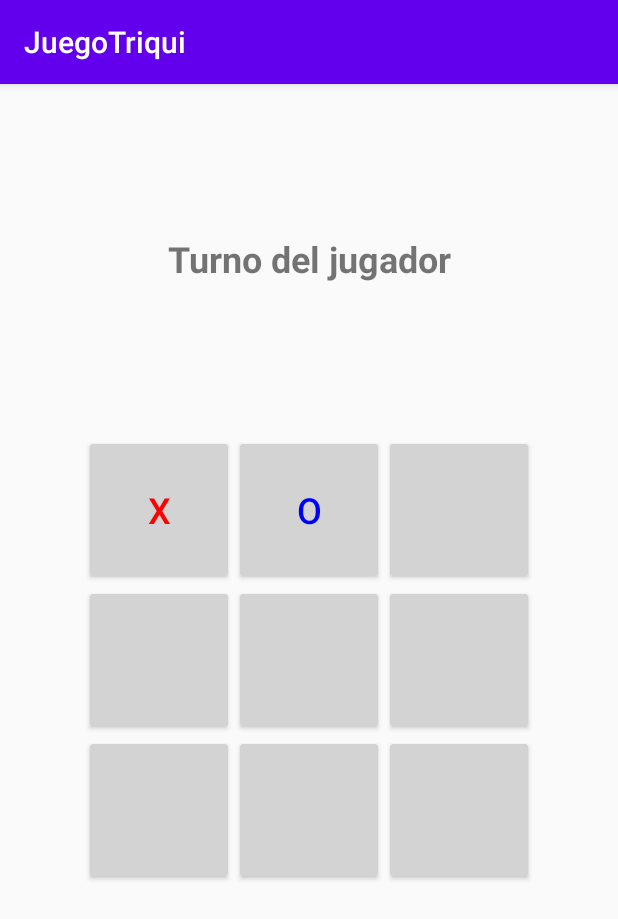
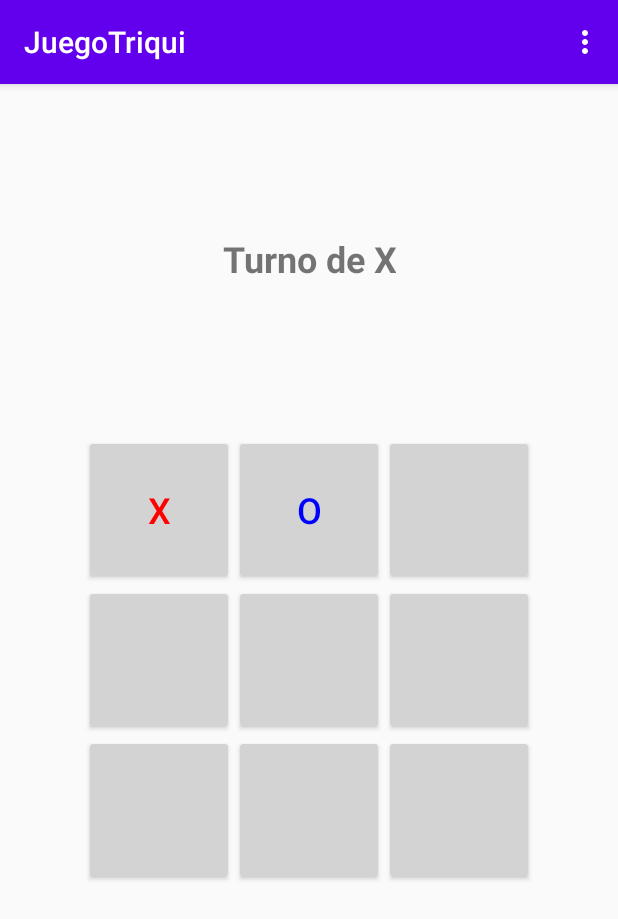
Before and after one commit to JnerdQ/dadm, an Android app built with Jetpack Compose: the screen it shows after launch (MainActivity), after a tap on an icon or button, on a phone screen of 412 x 824 dp. Shown: the top 919 px of the screen. Run offline under Robolectric (Android 15) with nearby library versions, the phone set to English and light mode, and no system bars.

Commit message:
game menu TicTacToeGame

```diff
--- a/reto-3/app/src/main/java/com/example/juegotriqui/MainActivity.kt
+++ b/reto-3/app/src/main/java/com/example/juegotriqui/MainActivity.kt
@@ -1,18 +1,21 @@
 package com.example.juegotriqui
 
 import android.os.Bundle
+import android.view.Menu
+import android.view.MenuItem
 import android.widget.Button
 import android.widget.TextView
+import androidx.appcompat.app.AlertDialog
 import androidx.appcompat.app.AppCompatActivity
-import kotlin.random.Random
+import com.example.juegotriqui.ui.theme.TicTacToeGame
 
 class MainActivity : AppCompatActivity() {
 
-    private var currentPlayer = "X" // El jugador siempre será "X", la máquina será "O"
-    private val board = Array(3) { Array(3) { "" } }
+    private val game = TicTacToeGame()
     private lateinit var buttons: Array<Button>
-    private lateinit var restartButton: Button
     private lateinit var gameMessage: TextView
+
+    private var currentPlayer = "X"
 
     override fun onCreate(savedInstanceState: Bundle?) {
         super.onCreate(savedInstanceState)
@@ -24,7 +27,6 @@ class MainActivity : AppCompatActivity() {
             findViewById(R.id.button7), findViewById(R.id.button8), findViewById(R.id.button9)
         )
 
-        restartButton = findViewById(R.id.restartButton)
         gameMessage = findViewById(R.id.gameMessage)
 
         buttons.forEachIndexed { index, button ->
@@ -33,8 +35,29 @@ class MainActivity : AppCompatActivity() {
             }
         }
 
-        restartButton.setOnClickListener {
-            resetGame()
+        resetGame()
+    }
+
+    override fun onCreateOptionsMenu(menu: Menu): Boolean {
+        menuInflater.inflate(R.menu.options_menu, menu)
+        return true
+    }
+
+    override fun onOptionsItemSelected(item: MenuItem): Boolean {
+        return when (item.itemId) {
+            R.id.new_game -> {
+                resetGame()
+                true
+            }
+            R.id.ai_difficulty -> {
+                showDifficultyDialog()
+                true
+            }
+            R.id.quit -> {
+                finish()
+                true
+            }
+            else -> super.onOptionsItemSelected(item)
         }
     }
 
@@ -42,90 +65,71 @@ class MainActivity : AppCompatActivity() {
         val row = index / 3
         val col = index % 3
 
-        if (board[row][col].isNotEmpty()) {
-            gameMessage.text = "Casilla ocupada, elige otra"
-            return
-        }
+        if (game.makeMove(currentPlayer, row, col)) {
+            // Establecer el texto y el color basado en el jugador actual
+            button.text = currentPlayer
+            button.setTextColor(
+                if (currentPlayer == "X")
+                    resources.getColor(R.color.colorX, theme)
+                else
+                    resources.getColor(R.color.colorO, theme)
+            )
 
-        board[row][col] = currentPlayer
-        button.text = currentPlayer
-        button.setTextColor(resources.getColor(R.color.colorX, theme))
-
-        if (checkWinner()) {
-            gameMessage.text = "¡Jugador ganó!"
-            showRestartButton()
-        } else if (isBoardFull()) {
-            gameMessage.text = "¡Empate!"
-            showRestartButton()
-        } else {
-            currentPlayer = "O"
-            gameMessage.text = "Turno de la máquina"
-            handleMachineMove() // Llamada al movimiento de la máquina
-        }
-    }
-
-    private fun handleMachineMove() {
-        val emptySpaces = mutableListOf<Pair<Int, Int>>()
-
-        // Encontrar todas las casillas vacías
-        for (i in 0..2) {
-            for (j in 0..2) {
-                if (board[i][j].isEmpty()) {
-                    emptySpaces.add(Pair(i, j))
-                }
-            }
-        }
-
-        if (emptySpaces.isNotEmpty()) {
-            val (row, col) = emptySpaces[Random.nextInt(emptySpaces.size)] // Elegir una casilla aleatoria
-            board[row][col] = currentPlayer
-            val buttonIndex = row * 3 + col
-            val button = buttons[buttonIndex]
-
-            button.text = currentPlayer
-            button.setTextColor(resources.getColor(R.color.colorO, theme))
-
-            if (checkWinner()) {
-                gameMessage.text = "¡La máquina ganó!"
-                showRestartButton()
+            if (game.isWinner(currentPlayer)) {
+                gameMessage.text = "¡Jugador $currentPlayer ganó!"
+                disableButtons()
             } else if (isBoardFull()) {
                 gameMessage.text = "¡Empate!"
-                showRestartButton()
             } else {
-                currentPlayer = "X"
-                gameMessage.text = "Turno del jugador"
+                currentPlayer = if (currentPlayer == "X") "O" else "X"
+                if (currentPlayer == "O") {
+                    // Movimiento de la máquina
+                    val (aiRow, aiCol) = game.getComputerMove()
+                    val aiButton = buttons[aiRow * 3 + aiCol]
+                    game.makeMove(currentPlayer, aiRow, aiCol)
+                    aiButton.text = currentPlayer
+                    aiButton.setTextColor(resources.getColor(R.color.colorO, theme))
+
+                    if (game.isWinner("O")) {
+                        gameMessage.text = "¡La máquina ganó!"
+                        disableButtons()
+                    }
+                    currentPlayer = "X"
+                }
             }
         }
     }
 
-    private fun checkWinner(): Boolean {
-        for (i in 0..2) {
-            if (board[i][0] == currentPlayer && board[i][1] == currentPlayer && board[i][2] == currentPlayer) return true
-            if (board[0][i] == currentPlayer && board[1][i] == currentPlayer && board[2][i] == currentPlayer) return true
-        }
-        if (board[0][0] == currentPlayer && board[1][1] == currentPlayer && board[2][2] == currentPlayer) return true
-        if (board[0][2] == currentPlayer && board[1][1] == currentPlayer && board[2][0] == currentPlayer) return true
-
-        return false
-    }
-
-    private fun isBoardFull(): Boolean {
-        return board.all { row -> row.all { it.isNotEmpty() } }
-    }
-
-    private fun showRestartButton() {
-        restartButton.visibility = Button.VISIBLE
-        buttons.forEach { it.isEnabled = false }
-    }
 
     private fun resetGame() {
-        board.forEach { row -> row.fill("") }
+        game.resetGame()
         buttons.forEach { button ->
             button.text = ""
             button.isEnabled = true
         }
         currentPlayer = "X"
-        gameMessage.text = "Turno del jugador"
-        restartButton.visibility = Button.GONE
+        gameMessage.text = "Turno de $currentPlayer"
+    }
+
+    private fun isBoardFull(): Boolean {
+        return game.getBoard().all { row -> row.all { it.isNotEmpty() } }
+    }
+
+    private fun disableButtons() {
+        buttons.forEach { it.isEnabled = false }
+    }
+
+    private fun showDifficultyDialog() {
+        val levels = TicTacToeGame.DifficultyLevel.values()
+        val selected = levels.indexOf(game.getDifficultyLevel())
+
+        AlertDialog.Builder(this)
+            .setTitle("Selecciona la dificultad")
+            .setSingleChoiceItems(levels.map { it.name }.toTypedArray(), selected) { dialog, which ->
+                game.setDifficultyLevel(levels[which])
+                dialog.dismiss()
+            }
+            .create()
+            .show()
     }
 }
--- /dev/null
+++ b/reto-3/app/src/main/java/com/example/juegotriqui/ui/theme/TicTacToeGame.kt
@@ -0,0 +1,83 @@
+package com.example.juegotriqui.ui.theme
+
+import kotlin.random.Random
+
+class TicTacToeGame {
+
+    enum class DifficultyLevel { Easy, Harder, Expert }
+
+    private val board = Array(3) { Array(3) { "" } }
+    private var difficultyLevel: DifficultyLevel = DifficultyLevel.Expert
+
+    fun getBoard(): Array<Array<String>> = board
+
+    fun setDifficultyLevel(level: DifficultyLevel) {
+        difficultyLevel = level
+    }
+
+    fun getDifficultyLevel(): DifficultyLevel = difficultyLevel
+
+    fun resetGame() {
+        for (i in board.indices) {
+            for (j in board[i].indices) {
+                board[i][j] = ""
+            }
+        }
+    }
+
+    fun isWinner(player: String): Boolean {
+        for (i in 0..2) {
+            if (board[i][0] == player && board[i][1] == player && board[i][2] == player) return true
+            if (board[0][i] == player && board[1][i] == player && board[2][i] == player) return true
+        }
+        if (board[0][0] == player && board[1][1] == player && board[2][2] == player) return true
+        if (board[0][2] == player && board[1][1] == player && board[2][0] == player) return true
+        return false
+    }
+
+    fun getRandomMove(): Pair<Int, Int> {
+        val emptySpaces = mutableListOf<Pair<Int, Int>>()
+        for (i in board.indices) {
+            for (j in board[i].indices) {
+                if (board[i][j].isEmpty()) {
+                    emptySpaces.add(Pair(i, j))
+                }
+            }
+        }
+        return emptySpaces.random()
+    }
+
+    fun getComputerMove(): Pair<Int, Int> {
+        return when (difficultyLevel) {
+            DifficultyLevel.Easy -> getRandomMove()
+            DifficultyLevel.Harder -> {
+                getWinningMove("O") ?: getRandomMove()
+            }
+            DifficultyLevel.Expert -> {
+                getWinningMove("O") ?: getWinningMove("X") ?: getRandomMove()
+            }
+        }
+    }
+
+    private fun getWinningMove(player: String): Pair<Int, Int>? {
+        for (i in board.indices) {
+            for (j in board[i].indices) {
+                if (board[i][j].isEmpty()) {
+                    board[i][j] = player
+                    val isWinner = isWinner(player)
+                    board[i][j] = ""
+                    if (isWinner) return Pair(i, j)
+                }
+            }
+        }
+        return null
+    }
+
+    fun makeMove(player: String, row: Int, col: Int): Boolean {
+        if (board[row][col].isEmpty()) {
+            board[row][col] = player
+            return true
+        }
+        return false
+    }
+}
--- /dev/null
+++ b/reto-3/app/src/main/res/menu/options_menu.xml
@@ -0,0 +1,9 @@
+<?xml version="1.0" encoding="utf-8"?>
+<menu xmlns:android="http://schemas.android.com/apk/res/android">
+    <item android:id="@+id/new_game"
+        android:title="Nuevo Juego" />
+    <item android:id="@+id/ai_difficulty"
+        android:title="Dificultad" />
+    <item android:id="@+id/quit"
+        android:title="Salir" />
+</menu>
```
